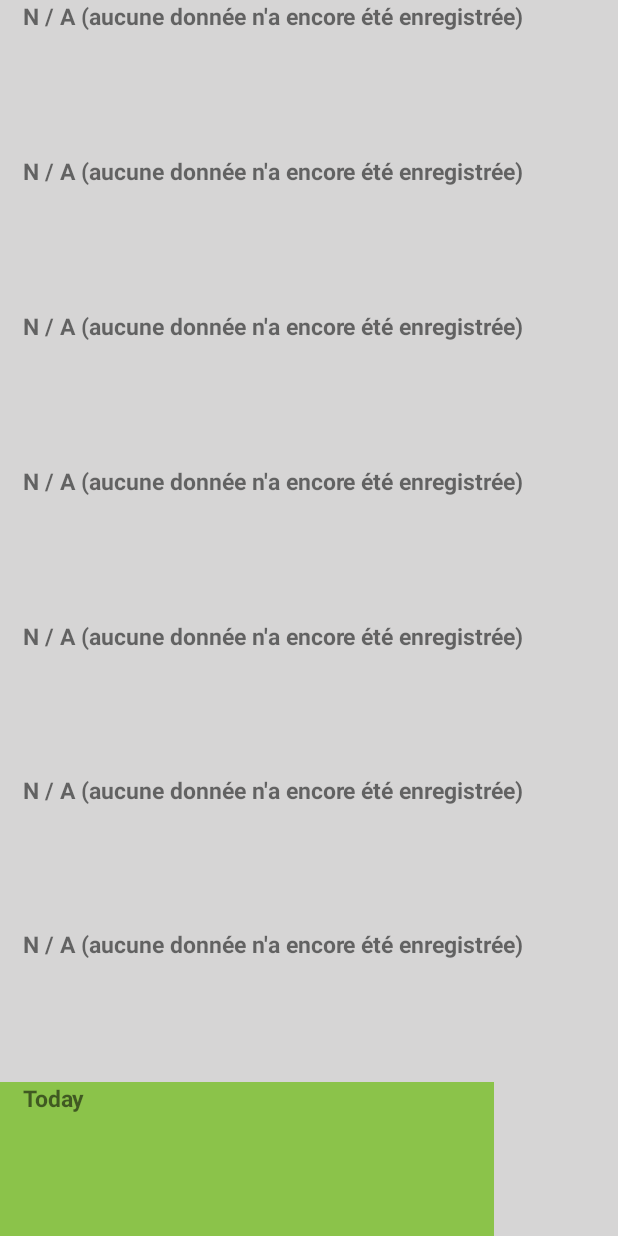
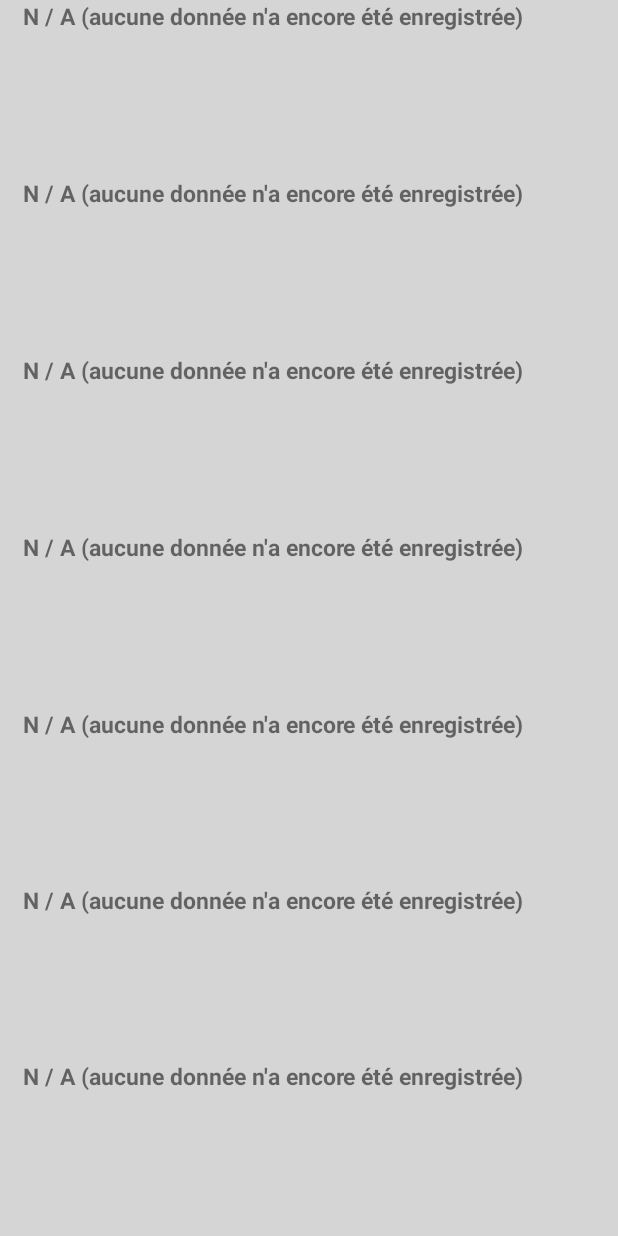
Before and after one commit to devedelie/MyMood, an Android app: the MoodHistoryScreen screen opened directly, with no data from a screen before it, on a phone screen of 412 x 824 dp. Run offline under Robolectric (Android 15) with nearby library versions, the light colour scheme and no system bars.

Commit message:
- As part of moving to production, I've changed to 7 days history as required

```diff
--- a/app/src/main/res/layout/fragment_mood_history_screen.xml
+++ b/app/src/main/res/layout/fragment_mood_history_screen.xml
@@ -5,7 +5,7 @@ android:layout_width="match_parent"
 android:layout_height="match_parent"
     android:id="@+id/main_fragments_linearlayout"
 android:orientation="vertical"
-android:weightSum="8"
+android:weightSum="7"
 android:background="#D6D5D5"
 tools:context=".controller.MoodHistoryScreen">
 
@@ -83,8 +83,7 @@ tools:context=".controller.MoodHistoryScreen">
         android:orientation="horizontal"
         android:layout_marginStart="0dp"
         android:layout_width="match_parent"
-        android:layout_weight="1"
-        android:layout_height="match_parent">
+        android:layout_height="0dp">
     </LinearLayout>
 
     <LinearLayout
```
